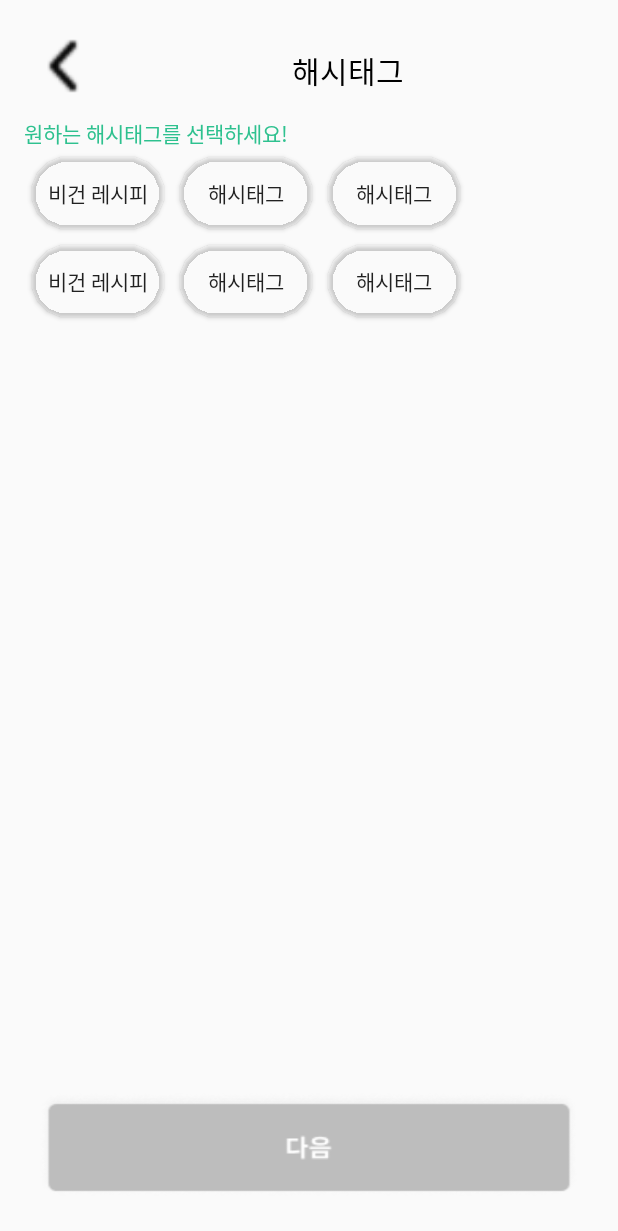
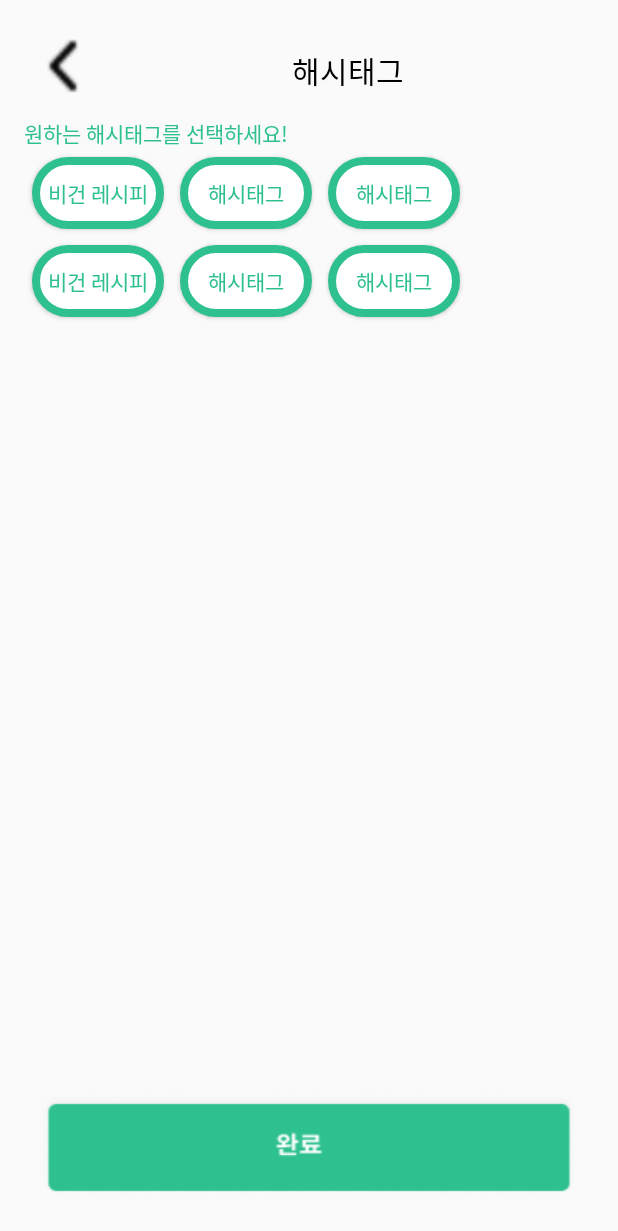
Before and after one commit to SeneKim/Guru2project, an Android app: the layout activity_hashtag.xml on its own in the app's theme, with its tools: preview values and no code run, on a phone screen of 412 x 824 dp. Shown: the top 1231 px of the screen. Run offline under Robolectric (Android 15) with nearby library versions, the phone set to English and light mode, and no system bars.

Commit message:
게시글 창 수정, 해시태그 버튼 수정

```diff
--- a/app/src/main/res/color/button_background_color.xml
+++ /dev/null
@@ -1,11 +0,0 @@
-<?xml version="1.0" encoding="utf-8"?>
-<selector xmlns:android="http://schemas.android.com/apk/res/android">
-
-    //차례대로 버튼 눌렸을 때, 선택됐을때, 안눌렸을때 색
-
-
-    <item android:state_pressed="true" android:color="#FF2EC18F"/>
-    <item android:state_selected="true" android:color="#FF2EC18F"/>
-
-
-</selector>
--- a/app/src/main/res/drawable/solid_button.xml
+++ b/app/src/main/res/drawable/solid_button.xml
@@ -3,8 +3,8 @@
     <solid
         android:color="@color/white"/>
     <corners
-        android:radius="50dp"/>
+        android:radius="100dp"/>
     <stroke
         android:color="@color/mainColor"
-        android:width="10dp"/>
+        android:width="5dp"/>
 </shape>
--- a/app/src/main/res/layout/activity_hashtag.xml
+++ b/app/src/main/res/layout/activity_hashtag.xml
@@ -49,26 +49,27 @@
         <Button
             android:layout_width="wrap_content"
             android:layout_height="wrap_content"
+            android:layout_margin="5dp"
             android:background="@drawable/solid_button"
-            android:backgroundTint="@color/button_background_color"
-            android:layout_margin="5dp"
-            android:text="비건 레시피" />
-        //왜 버튼 색이 안 바뀌냐 ㅜㅜㅜㅠㅜㅠㅜㅠ
+            android:text="비건 레시피"
+            android:textColor="@color/mainColor" />
 
         <Button
             android:layout_width="wrap_content"
             android:layout_height="wrap_content"
             android:background="@drawable/solid_button"
-            android:backgroundTint="@color/button_background_color"
             android:layout_margin="5dp"
-            android:text="해시태그" />
+            android:text="해시태그"
+            android:textColor="@color/mainColor" />
+
         <Button
             android:layout_width="wrap_content"
             android:layout_height="wrap_content"
             android:background="@drawable/solid_button"
-            android:backgroundTint="@color/button_background_color"
             android:layout_margin="5dp"
-            android:text="해시태그" />
+            android:text="해시태그"
+            android:textColor="@color/mainColor" />
+
 
     </LinearLayout>
         <LinearLayout
@@ -80,24 +81,27 @@
                 android:layout_width="wrap_content"
                 android:layout_height="wrap_content"
                 android:background="@drawable/solid_button"
-                android:backgroundTint="@color/button_background_color"
                 android:layout_margin="5dp"
-                android:text="비건 레시피" />
+                android:text="비건 레시피"
+                android:textColor="@color/mainColor" />
+
 
             <Button
                 android:layout_width="wrap_content"
                 android:layout_height="wrap_content"
                 android:background="@drawable/solid_button"
-                android:backgroundTint="@color/button_background_color"
                 android:layout_margin="5dp"
-                android:text="해시태그" />
+                android:text="해시태그"
+                android:textColor="@color/mainColor" />
+
             <Button
                 android:layout_width="wrap_content"
                 android:layout_height="wrap_content"
                 android:background="@drawable/solid_button"
-                android:backgroundTint="@color/button_background_color"
                 android:layout_margin="5dp"
-                android:text="해시태그" />
+                android:text="해시태그"
+                android:textColor="@color/mainColor" />
+
 
         </LinearLayout>
 
@@ -119,7 +123,7 @@
                 android:layout_height="wrap_content"
                 android:layout_margin="10dp"
                 android:layout_weight="1"
-                android:background="@drawable/next"
+                android:background="@drawable/completion"
                 android:scaleType="matrix" />
 
         </LinearLayout>
```
Also changed, not shown: app/src/main/res/layout/activity_register.xml (+12 -14 lines).
